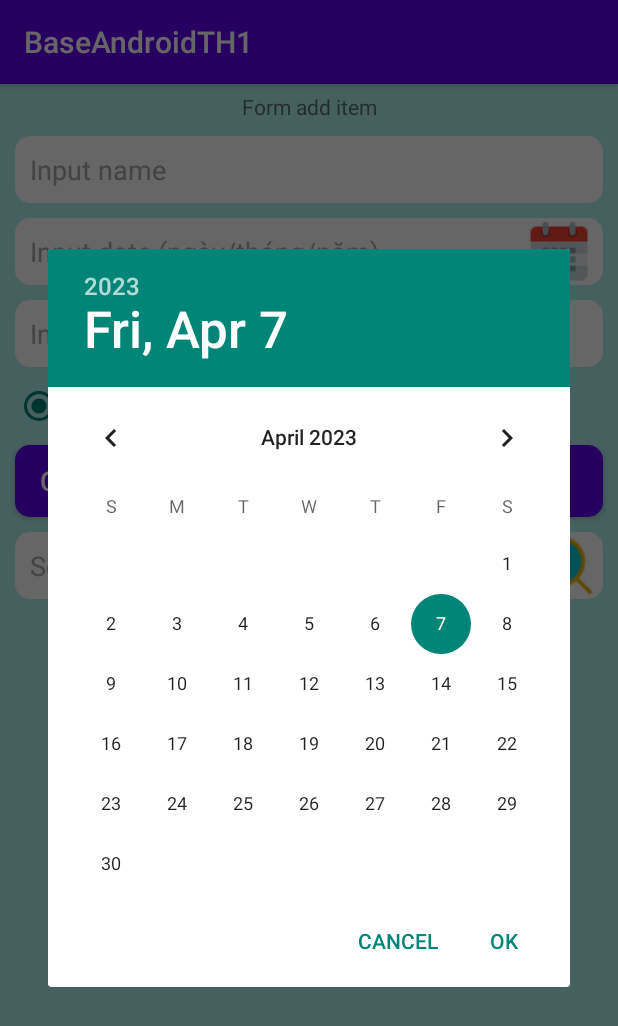
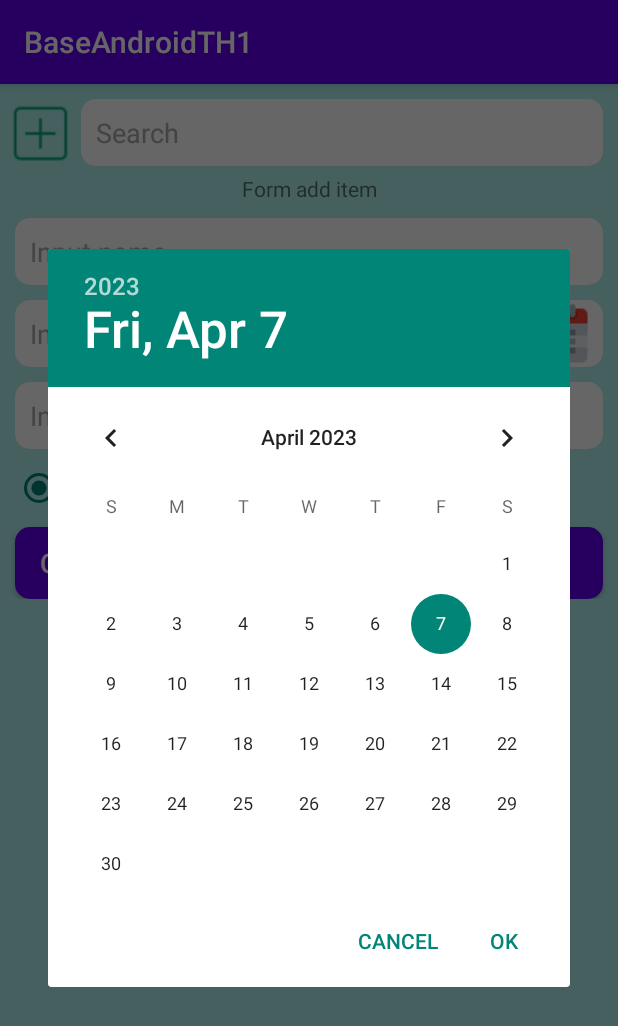
Before and after one commit to tran-duc-thanh/base_android_th_01, an Android app: the screen it shows after launch (MainActivity), after a tap on an icon or button, on a phone screen of 412 x 824 dp. Shown: the top 1026 px of the screen. Run offline under Robolectric (Android 15) with nearby library versions, the phone set to English and light mode, and no system bars; our stand-ins replace CircleImageView; 1 other tap on this screen came first.

Commit message:
commit code

```diff
--- a/app/src/main/java/com/example/baseandroidth1/MainActivity.java
+++ b/app/src/main/java/com/example/baseandroidth1/MainActivity.java
@@ -1,11 +1,14 @@
 package com.example.baseandroidth1;
 
 import androidx.appcompat.app.AppCompatActivity;
+import androidx.constraintlayout.widget.ConstraintLayout;
 import androidx.recyclerview.widget.LinearLayoutManager;
 import androidx.recyclerview.widget.RecyclerView;
 
 import android.app.DatePickerDialog;
 import android.os.Bundle;
+import android.text.Editable;
+import android.text.TextWatcher;
 import android.view.View;
 import android.widget.AutoCompleteTextView;
 import android.widget.Button;
@@ -22,6 +25,7 @@ import com.example.baseandroidth1.utils.DataUtils;
 import com.example.baseandroidth1.utils.DateUtils;
 
 import java.util.ArrayList;
+import java.util.List;
 
 public class MainActivity extends AppCompatActivity implements ItemAdapter.ItemListener {
 
@@ -36,8 +40,10 @@ public class MainActivity extends AppCompatActivity implements ItemAdapter.ItemL
     private Button btnCancel;
     private Button btnSave;
     private ImageButton btnCalendar;
+    private ImageButton btnAdd;
     private EditText etSearch;
     private RecyclerView listItem;
+    private ConstraintLayout form;
 
     private ItemAdapter itemAdapter;
 
@@ -46,9 +52,14 @@ public class MainActivity extends AppCompatActivity implements ItemAdapter.ItemL
         super.onCreate(savedInstanceState);
         setContentView(R.layout.activity_main);
         initView();
-        btnCancel.setOnClickListener(view -> resetForm());
+        btnCancel.setOnClickListener(view -> {
+            resetForm();
+            hideForm();
+        });
         btnSave.setOnClickListener(view -> saveItem());
         btnCalendar.setOnClickListener(view -> createDatePickerDialog().show());
+        btnAdd.setOnClickListener(view -> showForm());
+        etSearch.addTextChangedListener(doSearch());
     }
 
     private void initView () {
@@ -61,12 +72,21 @@ public class MainActivity extends AppCompatActivity implements ItemAdapter.ItemL
         btnCancel = findViewById(R.id.btnCancel);
         btnSave = findViewById(R.id.btnSave);
         btnCalendar = findViewById(R.id.btnDate);
+        btnAdd = findViewById(R.id.btnAdd);
         etSearch = findViewById(R.id.search);
         listItem = findViewById(R.id.listItem);
+        form = findViewById(R.id.form);
+        hideForm();
         itemAdapter = new ItemAdapter(this);
-        itemAdapter.setItemListener(this);
-        listItem.setAdapter(itemAdapter);
+        createAdapter(itemAdapter, itemAdapter.getItems());
+    }
+
+    private void createAdapter (ItemAdapter adapter, List<Item> items) {
+        adapter.setItemListener(this);
+        adapter.setItems(items);
+        listItem.setAdapter(adapter);
         listItem.setLayoutManager(new LinearLayoutManager(this, RecyclerView.VERTICAL, false));
+        adapter.notifyDataSetChanged();
     }
 
     private void resetForm () {
@@ -75,6 +95,14 @@ public class MainActivity extends AppCompatActivity implements ItemAdapter.ItemL
         etDate.setText(EMPTY);
         etContent.setText(EMPTY);
         rbMale.setChecked(true);
+    }
+
+    private void hideForm () {
+        form.setVisibility(View.GONE);
+    }
+
+    private void showForm () {
+        form.setVisibility(View.VISIBLE);
     }
 
     private Item getDataInForm () {
@@ -99,6 +127,7 @@ public class MainActivity extends AppCompatActivity implements ItemAdapter.ItemL
             } else {
                 itemAdapter.setItem(getDataInForm(), getPosition());
                 Toast.makeText(this, getResources().getString(R.string.message_update_success), Toast.LENGTH_LONG).show();
+                hideForm();
             }
             resetForm();
         }
@@ -114,12 +143,43 @@ public class MainActivity extends AppCompatActivity implements ItemAdapter.ItemL
         Item item = itemAdapter.getItem(position);
         item.setPosition(position);
         setDataInForm(item);
+        showForm();
     }
 
     private DatePickerDialog createDatePickerDialog() {
         return new DatePickerDialog(this,
                 (datePicker, year, month, day) -> etDate.setText(String.format("%d/%d/%d", day, month, year)),
                 DateUtils.getYear(), DateUtils.getMonth(), DateUtils.getDay());
+    }
+
+    private List<Item> doSearch (String keySearch) {
+        List<Item> itemsSearch = new ArrayList<>();
+        if (DataUtils.isNullOrEmptyOrBlank(keySearch) || DataUtils.isNullOrEmpty(itemAdapter.getItems()))
+            return itemAdapter.getItems();
+        itemAdapter.getItems().forEach(item -> {
+            if (item.getName().toLowerCase().contains(keySearch.toLowerCase()))
+                itemsSearch.add(item);
+        });
+        return itemsSearch;
+    }
+
+    private TextWatcher doSearch () {
+        return new TextWatcher() {
+            @Override
+            public void beforeTextChanged(CharSequence charSequence, int i, int i1, int i2) {
+
+            }
+
+            @Override
+            public void onTextChanged(CharSequence charSequence, int i, int i1, int i2) {
+                createAdapter(itemAdapter, doSearch(etSearch.getText().toString()));
+            }
+
+            @Override
+            public void afterTextChanged(Editable editable) {
+
+            }
+        };
     }
 
     private boolean checkAllFields () {
--- a/app/src/main/java/com/example/baseandroidth1/model/ItemAdapter.java
+++ b/app/src/main/java/com/example/baseandroidth1/model/ItemAdapter.java
@@ -35,6 +35,14 @@ public class ItemAdapter extends RecyclerView.Adapter<ItemAdapter.ItemViewHolder
 
     public void setItemListener(ItemListener itemListener) {
         this.itemListener = itemListener;
+    }
+
+    public List<Item> getItems() {
+        return items;
+    }
+
+    public void setItems(List<Item> items) {
+        this.items = items;
     }
 
     @NonNull
--- /dev/null
+++ b/app/src/main/res/drawable/button_custom_add.xml
@@ -0,0 +1,4 @@
+<?xml version="1.0" encoding="utf-8"?>
+<shape xmlns:android="http://schemas.android.com/apk/res/android">
+    <solid android:color="@color/paleturquoise" />
+</shape>
--- a/app/src/main/res/layout/activity_main.xml
+++ b/app/src/main/res/layout/activity_main.xml
@@ -2,19 +2,50 @@
 <androidx.constraintlayout.widget.ConstraintLayout xmlns:android="http://schemas.android.com/apk/res/android"
     xmlns:app="http://schemas.android.com/apk/res-auto"
     xmlns:tools="http://schemas.android.com/tools"
-    android:background="@color/paleturquoise"
     android:layout_width="match_parent"
     android:layout_height="match_parent"
+    android:background="@color/paleturquoise"
     tools:context=".MainActivity">
+
+    <ImageButton
+        android:id="@+id/btnAdd"
+        android:layout_marginTop="12dp"
+        android:layout_marginLeft="6dp"
+        android:background="@drawable/button_custom_add"
+        android:src="@drawable/icon_add"
+        app:layout_constraintLeft_toLeftOf="parent"
+        app:layout_constraintTop_toTopOf="parent"
+        android:layout_width="wrap_content"
+        android:layout_height="wrap_content"/>
+
+    <EditText
+        android:id="@+id/search"
+        android:layout_width="348dp"
+        android:layout_height="wrap_content"
+        android:layout_marginRight="10dp"
+        android:layout_marginTop="10dp"
+        android:background="@drawable/edit_text_custom"
+        android:hint="Search"
+        android:textColorHint="@color/darkgray"
+        app:layout_constraintRight_toRightOf="parent"
+        app:layout_constraintTop_toTopOf="parent" />
+
+    <androidx.constraintlayout.widget.ConstraintLayout
+        android:id="@+id/form"
+        android:layout_width="match_parent"
+        android:layout_height="wrap_content"
+        app:layout_constraintTop_toBottomOf="@+id/search"
+        app:layout_constraintLeft_toLeftOf="parent"
+        app:layout_constraintRight_toRightOf="parent">
 
         <TextView
             android:id="@+id/tvId"
-        android:text="Form add item"
             android:layout_width="match_parent"
             android:layout_height="wrap_content"
             android:layout_margin="5dp"
-        app:layout_constraintTop_toTopOf="parent"
-        android:gravity="center" />
+            android:gravity="center"
+            android:text="Form add item"
+            app:layout_constraintTop_toTopOf="parent" />
 
         <EditText
             android:id="@+id/etObjectName"
@@ -33,21 +64,21 @@
             android:layout_margin="10dp"
             android:background="@drawable/edit_text_custom"
             android:hint="Input date (ngày/tháng/năm)"
+            android:inputType="date"
             android:textColorHint="@color/darkgray"
-        android:inputType="date"
             app:layout_constraintLeft_toLeftOf="parent"
             app:layout_constraintTop_toBottomOf="@id/etObjectName" />
 
         <ImageButton
             android:id="@+id/btnDate"
-        android:src="@drawable/icon_calendar"
+            android:layout_width="wrap_content"
+            android:layout_height="42dp"
             android:layout_marginRight="15dp"
             android:background="@drawable/button_custom_calendar"
-        app:layout_constraintTop_toBottomOf="@id/etObjectName"
+            android:src="@drawable/icon_calendar"
             app:layout_constraintBottom_toTopOf="@id/etObjectContent"
             app:layout_constraintRight_toRightOf="parent"
-        android:layout_width="wrap_content"
-        android:layout_height="42dp"/>
+            app:layout_constraintTop_toBottomOf="@id/etObjectName" />
 
         <EditText
             android:id="@+id/etObjectContent"
@@ -65,39 +96,39 @@
 
         <RadioGroup
             android:id="@+id/radioGroup"
+            android:layout_width="match_parent"
+            android:layout_height="wrap_content"
             android:layout_margin="10dp"
             android:orientation="horizontal"
-        app:layout_constraintTop_toBottomOf="@id/etObjectContent"
-        android:layout_width="match_parent"
-        android:layout_height="wrap_content">
+            app:layout_constraintTop_toBottomOf="@id/etObjectContent">
 
             <RadioButton
                 android:id="@+id/rbMale"
-            android:checked="true"
                 android:layout_width="wrap_content"
-            android:layout_height="match_parent"/>
+                android:layout_height="match_parent"
+                android:checked="true" />
 
             <TextView
+                android:layout_width="wrap_content"
+                android:layout_height="match_parent"
+                android:gravity="center"
                 android:text="male"
-            android:textSize="18dp"
                 android:textColor="@color/black"
-            android:gravity="center"
-            android:layout_width="wrap_content"
-            android:layout_height="match_parent"/>
+                android:textSize="18dp" />
 
             <RadioButton
                 android:id="@+id/rbFemale"
-            android:layout_marginLeft="30dp"
                 android:layout_width="wrap_content"
-            android:layout_height="match_parent"/>
+                android:layout_height="match_parent"
+                android:layout_marginLeft="30dp" />
 
             <TextView
+                android:layout_width="wrap_content"
+                android:layout_height="match_parent"
+                android:gravity="center"
                 android:text="female"
-            android:textSize="18dp"
                 android:textColor="@color/black"
-            android:gravity="center"
-            android:layout_width="wrap_content"
-            android:layout_height="match_parent"/>
+                android:textSize="18dp" />
 
         </RadioGroup>
 
@@ -133,35 +164,13 @@
             app:layout_constraintHorizontal_chainStyle="spread_inside"
             app:layout_constraintStart_toStartOf="parent"
             app:layout_constraintTop_toBottomOf="@id/radioGroup" />
-
-    <EditText
-        android:id="@+id/search"
-        android:layout_width="match_parent"
-        android:layout_height="wrap_content"
-        android:layout_marginHorizontal="10dp"
-        android:layout_marginTop="10dp"
-        android:background="@drawable/edit_text_custom"
-        android:hint="Search"
-        android:textColorHint="@color/darkgray"
-        app:layout_constraintLeft_toLeftOf="parent"
-        app:layout_constraintTop_toBottomOf="@id/btnSave" />
-
-    <ImageButton
-        android:id="@+id/btnSearch"
-        android:src="@drawable/icon_search"
-        android:layout_marginRight="15dp"
-        android:background="@drawable/button_custom_circle"
-        app:layout_constraintTop_toBottomOf="@id/btnSave"
-        app:layout_constraintBottom_toTopOf="@id/listItem"
-        app:layout_constraintRight_toRightOf="parent"
-        android:layout_width="wrap_content"
-        android:layout_height="wrap_content" />
+    </androidx.constraintlayout.widget.ConstraintLayout>
 
     <androidx.recyclerview.widget.RecyclerView
         android:id="@+id/listItem"
         android:layout_width="match_parent"
         android:layout_height="wrap_content"
         android:layout_marginTop="10dp"
-        app:layout_constraintTop_toBottomOf="@id/search" />
+        app:layout_constraintTop_toBottomOf="@id/form" />
 
 </androidx.constraintlayout.widget.ConstraintLayout>
```
Also changed, not shown: app/src/main/res/drawable/icon_add.png (added). Lines whose indentation alone changed are shown as unchanged.
